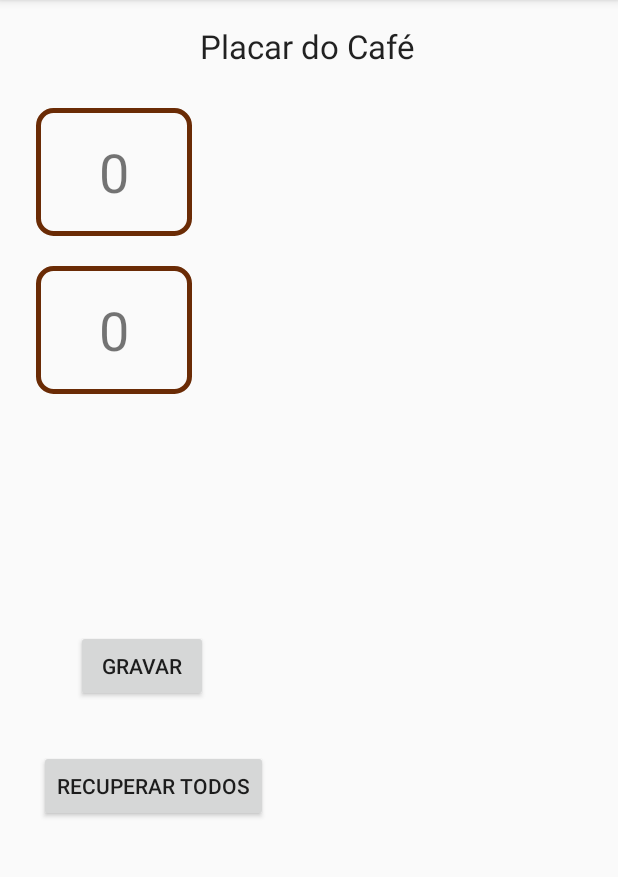
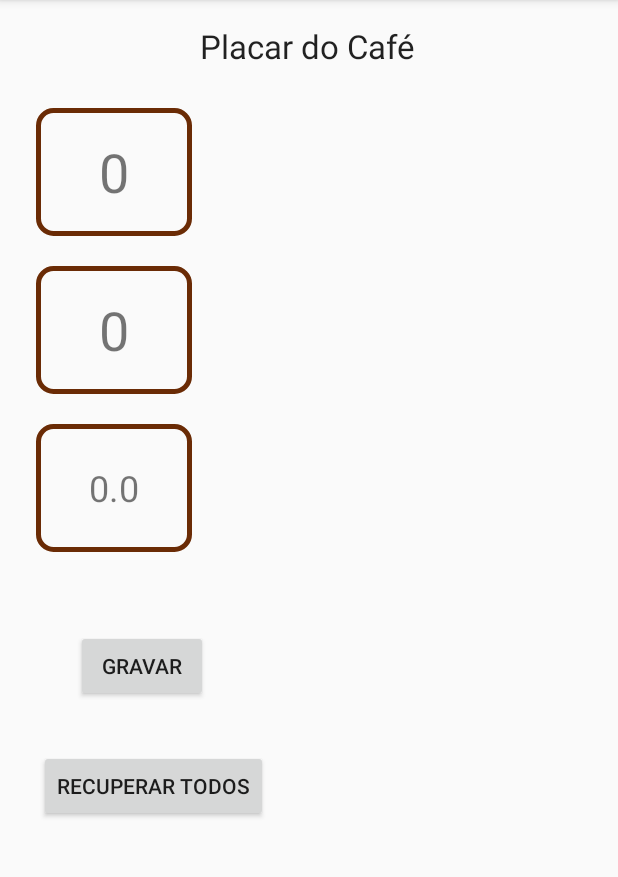
Before and after one commit to rafaelmmedeiros/CoffeeLife2021, an Android app: the screen it shows after launch (MainActivity), on a phone screen of 412 x 824 dp, the part 84-961 px from its top. Run offline under Robolectric (Android 15) with nearby library versions, the phone set to English and light mode, and no system bars.

Commit message:
Total de litros de café

```diff
--- a/app/src/main/java/com/coffee/coffeelife/MainActivity.java
+++ b/app/src/main/java/com/coffee/coffeelife/MainActivity.java
@@ -12,7 +12,8 @@ import br.com.coffee.dao.CoffeeDAO;
 public class MainActivity extends AppCompatActivity {
 
     private TextView textTotalCooffees;
-    private TextView getTextTotalCooffeesHoje;
+    private TextView textTotalCooffeesHoje;
+    private TextView textTotalLitros;
 
     @Override
     protected void onCreate(Bundle savedInstanceState) {
@@ -20,8 +21,8 @@ public class MainActivity extends AppCompatActivity {
         setContentView(R.layout.activity_main);
 
         textTotalCooffees = (TextView) findViewById(R.id.tv_total_coffees);
-        getTextTotalCooffeesHoje = (TextView) findViewById(R.id.tv_total_coffees_hoje);
-
+        textTotalCooffeesHoje = (TextView) findViewById(R.id.tv_total_coffees_hoje);
+        textTotalLitros = (TextView) findViewById(R.id.tv_total_coffees_litros);
     }
 
     @Override
@@ -43,9 +44,14 @@ public class MainActivity extends AppCompatActivity {
         CoffeeDAO coffeeDAO = new CoffeeDAO(this);
 
         long total = coffeeDAO.totalCoffees();
-        String toshow = Long.toString(total);
+        String totalShow = Long.toString(total);
 
-        textTotalCooffees.setText(toshow);
+
+        Double litros = total * 0.12;
+        String string_litros = Double.toString(litros);
+
+        textTotalLitros.setText(string_litros);
+        textTotalCooffees.setText(totalShow);
     }
 
     public void totalCoffeesHoje() {
@@ -54,7 +60,8 @@ public class MainActivity extends AppCompatActivity {
         long total = coffeeDAO.totalCoffeesHoje();
         String toshow = Long.toString(total);
 
-        getTextTotalCooffeesHoje.setText(toshow);
+
+        textTotalCooffeesHoje.setText(toshow);
     }
 
 }
--- a/app/src/main/res/layout/activity_main.xml
+++ b/app/src/main/res/layout/activity_main.xml
@@ -83,5 +83,24 @@
         app:layout_constraintStart_toStartOf="parent"
         app:layout_constraintTop_toBottomOf="@+id/tv_total_coffees" />
 
+    <TextView
+        android:id="@+id/tv_total_coffees_litros"
+        android:layout_width="104dp"
+        android:layout_height="85dp"
+        android:layout_marginStart="24dp"
+        android:layout_marginLeft="24dp"
+        android:layout_marginTop="20dp"
+        android:layout_marginEnd="286dp"
+        android:layout_marginRight="286dp"
+
+        android:background="@drawable/txview_1"
+        android:gravity="center"
+        android:text="200"
+        android:textSize="24sp"
+        app:layout_constraintEnd_toEndOf="parent"
+        app:layout_constraintHorizontal_bias="0.0"
+        app:layout_constraintStart_toStartOf="parent"
+        app:layout_constraintTop_toBottomOf="@+id/tv_total_coffees_hoje" />
+
 
 </androidx.constraintlayout.widget.ConstraintLayout>
```
